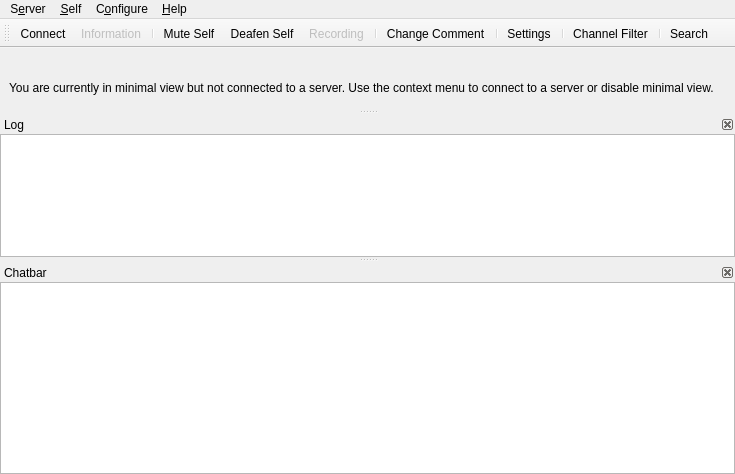
First picture: the form in src/mumble/MainWindow.ui, repository AFcPPe/Audio-For-SKYline-Standalone, before the edit.
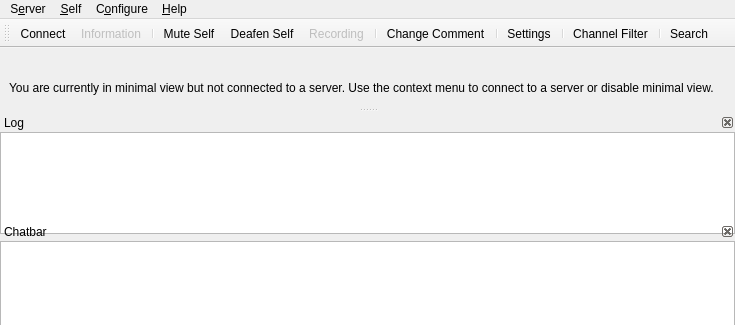
Second picture: the form after the edit. Icons and pictures are not drawn. Custom widgets are drawn as their Qt base class.

Commit message: 删去了menubar和qtvUsers

Diff of the .ui file:
```diff
--- a/src/mumble/MainWindow.ui
+++ b/src/mumble/MainWindow.ui
@@ -7,9 +7,27 @@
     <x>0</x>
     <y>0</y>
     <width>735</width>
-    <height>474</height>
+    <height>325</height>
    </rect>
   </property>
+  <property name="sizePolicy">
+   <sizepolicy hsizetype="Minimum" vsizetype="Minimum">
+    <horstretch>0</horstretch>
+    <verstretch>0</verstretch>
+   </sizepolicy>
+  </property>
+  <property name="minimumSize">
+   <size>
+    <width>735</width>
+    <height>325</height>
+   </size>
+  </property>
+  <property name="maximumSize">
+   <size>
+    <width>735</width>
+    <height>325</height>
+   </size>
+  </property>
   <property name="windowTitle">
    <string>Mumble</string>
   </property>
```
Left out of the diff: 2 changed lines with no effect on the pictures. The commit also changes 2 other files.
